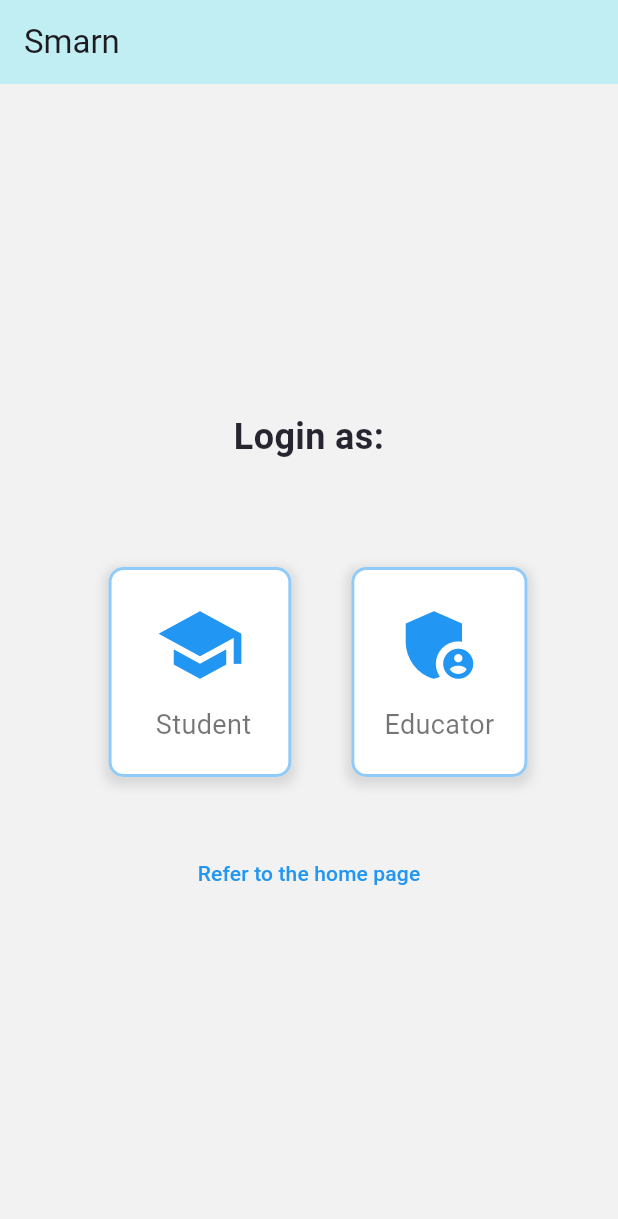
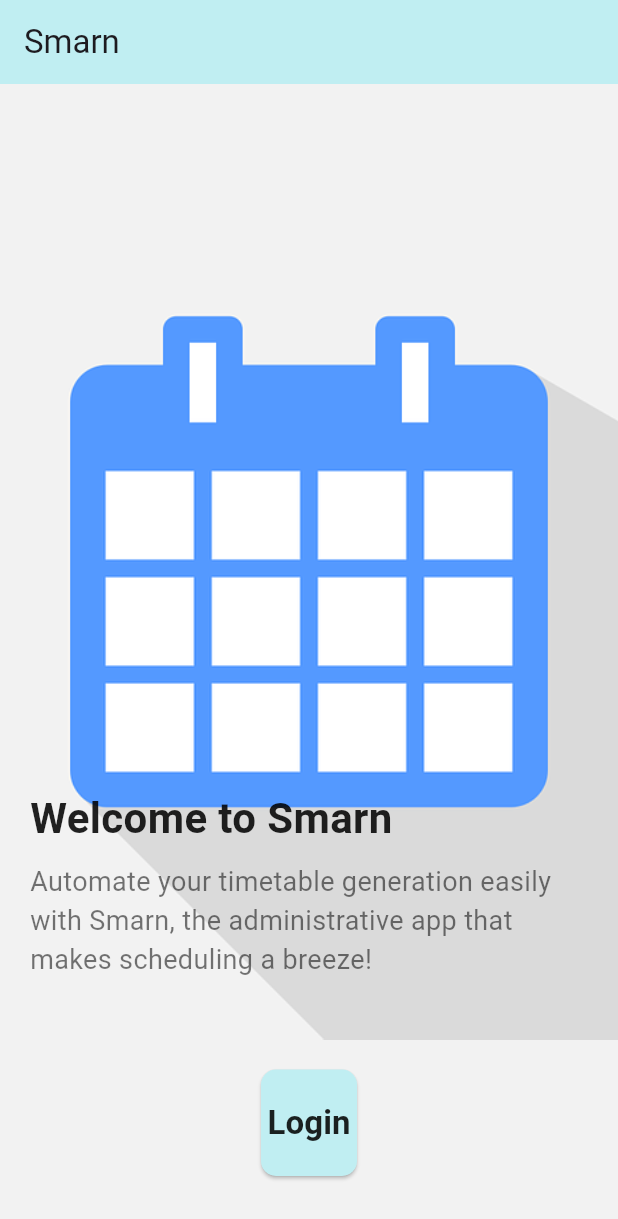
Before and after one commit to SarraBenAmmar/Frontsmarn, a Flutter app: the screen it shows after launch, on a phone screen of 412 x 824 dp. Shown: the top 1219 px of the screen. Run offline on Flutter 3.47's test engine with Material 3 defaults, Android fonts, the phone set to English and light mode, and no system bars.

Commit message:
home page

```diff
--- a/lib/SelectionPage.dart
+++ b/lib/SelectionPage.dart
@@ -24,7 +24,8 @@ class SelectionPage extends StatelessWidget {
               style: TextStyle(
                 fontSize: 24,
                 fontWeight: FontWeight.bold,
-                color: Color.fromARGB(221, 8, 5, 17), // Darker text color for contrast
+                color: Color.fromARGB(
+                    221, 8, 5, 17), // Darker text color for contrast
               ),
             ),
             const SizedBox(height: 70),
@@ -40,7 +41,8 @@ class SelectionPage extends StatelessWidget {
                   onTap: () {
                     Navigator.push(
                       context,
-                      MaterialPageRoute(builder: (context) => const StudentForm()),
+                      MaterialPageRoute(
+                          builder: (context) => const StudentForm()),
                     );
                   },
                 ),
@@ -48,12 +50,13 @@ class SelectionPage extends StatelessWidget {
                 // Admin Button
                 _buildButton(
                   context,
-                  icon: Icons.admin_panel_settings,
+                  icon: Icons.people,
                   label: 'Educator',
                   onTap: () {
                     Navigator.push(
                       context,
-                      MaterialPageRoute(builder: (context) => const AdminForm()),
+                      MaterialPageRoute(
+                          builder: (context) => const AdminForm()),
                     );
                   },
                 ),
@@ -67,7 +70,7 @@ class SelectionPage extends StatelessWidget {
               style: TextButton.styleFrom(
                 foregroundColor: Colors.blue, // Text color
               ),
-              child:  const Text('Refer to the home page'),
+              child: const Text('Refer to the home page'),
             ),
           ],
         ),
@@ -75,13 +78,18 @@ class SelectionPage extends StatelessWidget {
     );
   }
 
-  Widget _buildButton(BuildContext context, {required IconData icon, required String label, required VoidCallback onTap}) {
+  Widget _buildButton(BuildContext context,
+      {required IconData icon,
+      required String label,
+      required VoidCallback onTap}) {
     return GestureDetector(
       onTap: onTap,
       child: Container(
         decoration: BoxDecoration(
           color: Colors.white,
-          border: Border.all(color: Colors.blue.withOpacity(0.5), width: 2), // Light transparent border
+          border: Border.all(
+              color: Colors.blue.withOpacity(0.5),
+              width: 2), // Light transparent border
           borderRadius: BorderRadius.circular(10),
           boxShadow: [
             BoxShadow(
@@ -95,7 +103,7 @@ class SelectionPage extends StatelessWidget {
         padding: const EdgeInsets.all(20),
         child: Column(
           children: [
-            Icon(icon, size: 60, color: Colors.blue), // Icon with blue color
+            Icon(icon, size: 60, color: Colors.blue),
             const SizedBox(height: 10),
             Text(
               label,
--- a/lib/home.dart
+++ b/lib/home.dart
@@ -0,0 +1,92 @@
+import 'package:flutter/material.dart';
+import 'package:smarn/SelectionPage.dart';
+
+
+class HomePage extends StatelessWidget {
+  const HomePage({super.key});
+
+  @override
+  Widget build(BuildContext context) {
+    return Scaffold(
+      backgroundColor: const Color(0xFFF2F2F2), // Light grey background
+      appBar: AppBar(
+        title: const Text('Smarn'),
+        backgroundColor: const Color(0xFFC0EEF2),
+      ),
+      body: Column(
+        children: [
+          // Image section at the top
+          Expanded(
+            child: Stack(
+              children: [
+                // Background image
+                Positioned.fill(
+                  child: Image.asset(
+                    'assets/img/timetable.webp', // Add a descriptive image related to the timetable generation
+                    fit: BoxFit.cover,
+                  ),
+                ),
+                // Overlay text describing the app
+               const Positioned(
+                  bottom: 40,
+                  left: 20,
+                  right: 20,
+                  child: Column(
+                    crossAxisAlignment: CrossAxisAlignment.start,
+                    children:  [
+                      Text(
+                        'Welcome to Smarn',
+                        style: TextStyle(
+                          fontSize: 28,
+                          fontWeight: FontWeight.bold,
+                          color: Colors.black87,
+                        ),
+                      ),
+                      SizedBox(height: 10),
+                      Text(
+                        'Automate your timetable generation easily with Smarn, the administrative app that makes scheduling a breeze!',
+                        style: TextStyle(
+                          fontSize: 18,
+                          color: Colors.black54,
+                        ),
+                      ),
+                    ],
+                  ),
+                ),
+              ],
+            ),
+          ),
+          const SizedBox(height: 20),
+          // Login Button
+          Padding(
+            padding: const EdgeInsets.symmetric(horizontal: 40),
+            child: ElevatedButton(
+              style: ElevatedButton.styleFrom(
+                padding: const EdgeInsets.symmetric(vertical: 20),
+                backgroundColor: const Color(0xFFC0EEF2),
+                shape: RoundedRectangleBorder(
+                  borderRadius: BorderRadius.circular(10),
+                ),
+              ),
+              onPressed: () {
+                Navigator.push(
+                  context,
+                  MaterialPageRoute(builder: (context) => const SelectionPage()),
+                );
+              },
+              child: const Text(
+                'Login',
+                style: TextStyle(
+                  fontSize: 22,
+                  color: Colors.black87,
+                  fontWeight: FontWeight.bold,
+                ),
+              ),
+            ),
+          ),
+          const SizedBox(height: 40),
+        ],
+      ),
+    );
+  }
+}
--- a/lib/main.dart
+++ b/lib/main.dart
@@ -1,5 +1,5 @@
 import 'package:flutter/material.dart';
-import 'package:smarn/SelectionPage.dart';
+import 'package:smarn/Home.dart';
 
 void main() {
   runApp(const MyApp());
@@ -16,7 +16,7 @@ class MyApp extends StatelessWidget {
       theme: ThemeData(
         primarySwatch: Colors.blue,
       ),
-      home: const SelectionPage(),
+      home: const HomePage(),
     );
   }
 }
```
Also changed, not shown: pubspec.yaml (+10 -83 lines), assets/img/timetable.webp (added).
